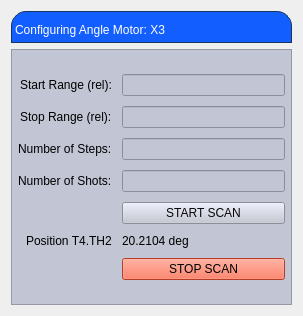
First picture: the form in angle_x3.ui, repository carogee/snd_screens, before the edit.
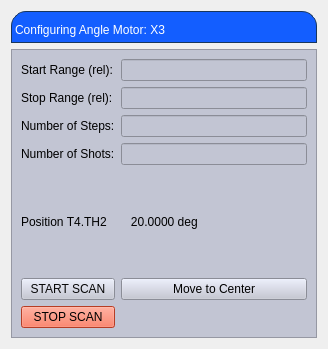
Second picture: the form after the edit. Custom widgets are drawn as their Qt base class.

Commit message: add button to move to center for all stages

The edit to the form file:
```diff
--- a/angle_x3.ui
+++ b/angle_x3.ui
@@ -6,8 +6,8 @@
    <rect>
     <x>0</x>
     <y>0</y>
-    <width>303</width>
-    <height>316</height>
+    <width>328</width>
+    <height>349</height>
    </rect>
   </property>
   <property name="windowTitle">
@@ -47,53 +47,15 @@
        <property name="frameShadow">
         <enum>QFrame::Raised</enum>
        </property>
-       <layout class="QVBoxLayout" name="verticalLayout_3" stretch="0">
-        <property name="leftMargin">
-         <number>0</number>
-        </property>
-        <property name="topMargin">
-         <number>0</number>
-        </property>
-        <property name="rightMargin">
-         <number>0</number>
-        </property>
-        <property name="bottomMargin">
-         <number>0</number>
-        </property>
-        <item>
-         <layout class="QFormLayout" name="formLayout">
-          <property name="labelAlignment">
-           <set>Qt::AlignRight|Qt::AlignTrailing|Qt::AlignVCenter</set>
-          </property>
-          <property name="formAlignment">
-           <set>Qt::AlignLeading|Qt::AlignLeft|Qt::AlignVCenter</set>
-          </property>
-          <property name="horizontalSpacing">
-           <number>10</number>
-          </property>
-          <property name="verticalSpacing">
-           <number>10</number>
-          </property>
-          <property name="leftMargin">
-           <number>6</number>
-          </property>
-          <property name="topMargin">
-           <number>6</number>
-          </property>
-          <property name="rightMargin">
-           <number>6</number>
-          </property>
-          <property name="bottomMargin">
-           <number>6</number>
-          </property>
-          <item row="1" column="0">
+       <layout class="QGridLayout" name="gridLayout">
+        <item row="0" column="0">
            <widget class="QLabel" name="StartRange">
             <property name="text">
              <string>Start Range (rel):</string>
             </property>
            </widget>
           </item>
-          <item row="1" column="1">
+        <item row="0" column="1" colspan="2">
            <widget class="PyDMLineEdit" name="startLineEdit">
             <property name="toolTip">
              <string/>
@@ -124,14 +86,14 @@
             </property>
            </widget>
           </item>
-          <item row="2" column="0">
+        <item row="1" column="0">
            <widget class="QLabel" name="StopRange">
             <property name="text">
              <string>Stop Range (rel):</string>
             </property>
            </widget>
           </item>
-          <item row="2" column="1">
+        <item row="1" column="1" colspan="2">
            <widget class="PyDMLineEdit" name="stopLineEdit">
             <property name="toolTip">
              <string/>
@@ -165,14 +127,14 @@
             </property>
            </widget>
           </item>
-          <item row="3" column="0">
+        <item row="2" column="0">
            <widget class="QLabel" name="nSteps">
             <property name="text">
              <string>Number of Steps:</string>
             </property>
            </widget>
           </item>
-          <item row="3" column="1">
+        <item row="2" column="1" colspan="2">
            <widget class="PyDMLineEdit" name="stepLineEdit">
             <property name="toolTip">
              <string/>
@@ -206,8 +168,74 @@
             </property>
            </widget>
           </item>
-          <item row="5" column="0">
+        <item row="3" column="0">
+         <widget class="QLabel" name="nShots">
+          <property name="text">
+           <string>Number of Shots:</string>
+          </property>
+         </widget>
+        </item>
+        <item row="3" column="1" colspan="2">
+         <widget class="PyDMLineEdit" name="nShotsLineEdit"/>
+        </item>
+        <item row="4" column="0">
+         <widget class="PyDMLabel" name="PositionLabel">
+          <property name="toolTip">
+           <string/>
+          </property>
+          <property name="lineWidth">
+           <number>3</number>
+          </property>
+          <property name="text">
+           <string>Position T4.TH2</string>
+          </property>
+         </widget>
+        </item>
+        <item row="4" column="1">
+         <widget class="PyDMLabel" name="PositionRBV">
+          <property name="enabled">
+           <bool>true</bool>
+          </property>
+          <property name="toolTip">
+           <string/>
+          </property>
+          <property name="text">
+           <string>   20.0000 deg</string>
+          </property>
+          <property name="precision" stdset="0">
+           <number>4</number>
+          </property>
+          <property name="showUnits" stdset="0">
+           <bool>true</bool>
+          </property>
+          <property name="precisionFromPV" stdset="0">
+           <bool>false</bool>
+          </property>
+          <property name="alarmSensitiveContent" stdset="0">
+           <bool>false</bool>
+          </property>
+          <property name="alarmSensitiveBorder" stdset="0">
+           <bool>true</bool>
+          </property>
+          <property name="PyDMToolTip" stdset="0">
+           <string/>
+          </property>
+          <property name="channel" stdset="0">
+           <string>CA://XCS:SND:T4:TH2.RBV</string>
+          </property>
+          <property name="enableRichText" stdset="0">
+           <bool>false</bool>
+          </property>
+         </widget>
+        </item>
+        <item row="4" column="2">
            <widget class="PyDMByteIndicator" name="PyDMByteIndicator" native="true">
+          <property name="font">
+           <font>
+            <pointsize>14</pointsize>
+            <kerning>true</kerning>
+           </font>
+          </property>
             <property name="toolTip">
              <string/>
             </property>
@@ -245,8 +273,17 @@
             </property>
            </widget>
           </item>
-          <item row="5" column="1">
+        <item row="5" column="0">
            <widget class="PyDMPushButton" name="startButton">
+          <property name="enabled">
+           <bool>true</bool>
+          </property>
+          <property name="sizeIncrement">
+           <size>
+            <width>0</width>
+            <height>0</height>
+           </size>
+          </property>
             <property name="toolTip">
              <string/>
             </property>
@@ -264,54 +301,14 @@
             </property>
            </widget>
           </item>
+        <item row="5" column="1" colspan="2">
+         <widget class="PyDMPushButton" name="moveToCenter">
+          <property name="text">
+           <string>Move to Center</string>
+          </property>
+         </widget>
+        </item>
           <item row="6" column="0">
-           <widget class="PyDMLabel" name="PyDMLabel">
-            <property name="toolTip">
-             <string/>
-            </property>
-            <property name="lineWidth">
-             <number>3</number>
-            </property>
-            <property name="text">
-             <string>Position T4.TH2</string>
-            </property>
-           </widget>
-          </item>
-          <item row="6" column="1">
-           <widget class="PyDMLabel" name="PyDMLabel_2">
-            <property name="toolTip">
-             <string/>
-            </property>
-            <property name="text">
-             <string>20.2104 deg</string>
-            </property>
-            <property name="precision" stdset="0">
-             <number>4</number>
-            </property>
-            <property name="showUnits" stdset="0">
-             <bool>true</bool>
-            </property>
-            <property name="precisionFromPV" stdset="0">
-             <bool>false</bool>
-            </property>
-            <property name="alarmSensitiveContent" stdset="0">
-             <bool>false</bool>
-            </property>
-            <property name="alarmSensitiveBorder" stdset="0">
-             <bool>true</bool>
-            </property>
-            <property name="PyDMToolTip" stdset="0">
-             <string/>
-            </property>
-            <property name="channel" stdset="0">
-             <string>CA://XCS:SND:T4:TH2.RBV</string>
-            </property>
-            <property name="enableRichText" stdset="0">
-             <bool>false</bool>
-            </property>
-           </widget>
-          </item>
-          <item row="7" column="1">
            <widget class="PyDMPushButton" name="stopButton">
             <property name="toolTip">
              <string/>
@@ -333,18 +330,6 @@
              <string>1</string>
             </property>
            </widget>
-          </item>
-          <item row="4" column="1">
-           <widget class="PyDMLineEdit" name="nShotsLineEdit"/>
-          </item>
-          <item row="4" column="0">
-           <widget class="QLabel" name="nShots">
-            <property name="text">
-             <string>Number of Shots:</string>
-            </property>
-           </widget>
-          </item>
-         </layout>
         </item>
        </layout>
       </widget>
```
Lines whose indentation alone changed are shown as unchanged. The commit also changes 6 other files.
